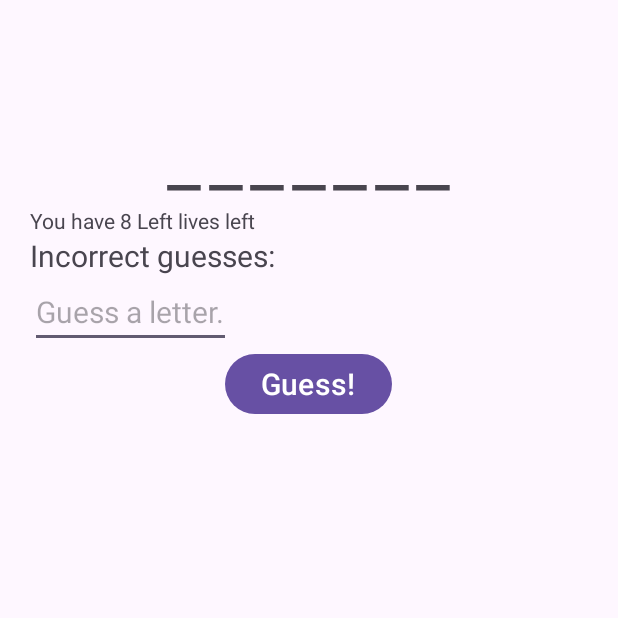
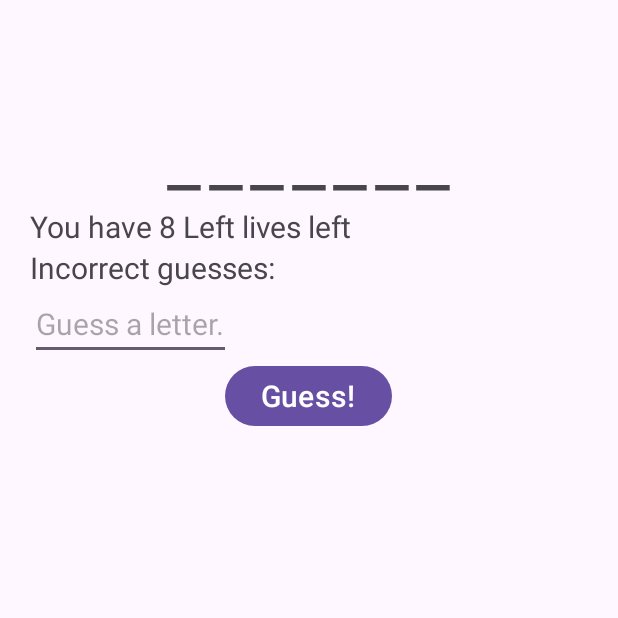
Before and after one commit to naixinchen/Android_Tutorial, an Android app: the screen it shows after launch (MainActivity), on a phone screen of 412 x 824 dp, the top half of it. Run offline under Robolectric (Android 15) with nearby library versions, the phone set to English and light mode, and no system bars.

Commit message:
revise_mistake

```diff
--- a/GuessingGame/app/src/main/res/layout/fragment_game.xml
+++ b/GuessingGame/app/src/main/res/layout/fragment_game.xml
@@ -20,7 +20,7 @@
         android:id="@+id/lives"
         android:layout_width="wrap_content"
         android:layout_height="wrap_content"
-        android:text="20sp"/>
+        android:textSize="20sp"/>
 
     <TextView
         android:id="@+id/incorrect_guesses"
--- a/GuessingGame/app/src/main/res/layout/fragment_result.xml
+++ b/GuessingGame/app/src/main/res/layout/fragment_result.xml
@@ -4,6 +4,8 @@
     android:layout_width="match_parent"
     android:layout_height="match_parent"
     android:orientation="vertical"
+    android:layout_marginTop="50dp"
+    android:padding="20dp"
     tools:context=".ResultFragment">
 
    <TextView
```
